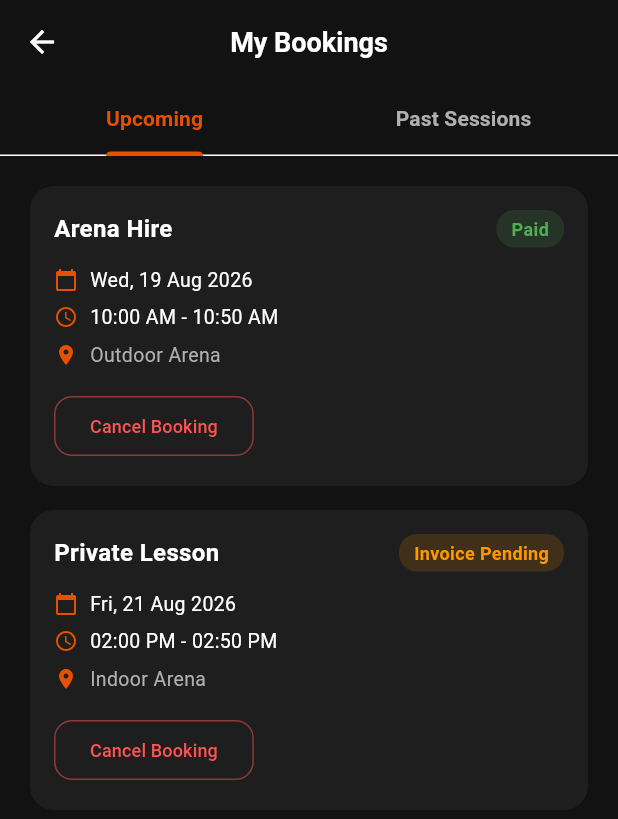
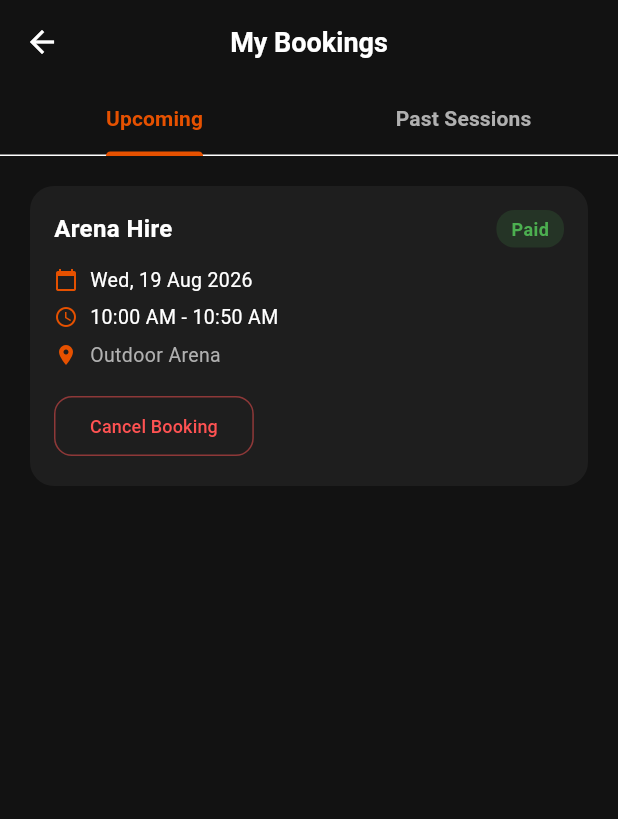
Before and after one commit to xoxo-bry01/April_Farm, a Flutter app: the MyBookingsScreen screen opened directly, on a phone screen of 412 x 824 dp. Shown: the top 819 px of the screen. Run offline on Flutter 3.47's test engine with Material 3 defaults, Android fonts, the phone set to English and light mode, and no system bars.

```diff
--- /dev/null
+++ b/devtools_options.yaml
@@ -0,0 +1,3 @@
+description: This file stores settings for Dart & Flutter DevTools.
+documentation: https://docs.flutter.dev/tools/devtools/extensions#configure-extension-enablement-states
+extensions:
--- a/lib/Screens/admin.dart
+++ b/lib/Screens/admin.dart
@@ -14,7 +14,7 @@ class _AdminScreenState extends State<AdminScreen> {
   final _notesController = TextEditingController();
 
   String _selectedService = 'Arena Hire';
-  String _selectedTime = '10:00 AM';
+  final String _selectedTime = '10:00 AM';
   bool _isSlotBlocked = false;
 
   final List<String> _services = [
--- a/lib/Screens/my_bookings_screen.dart
+++ b/lib/Screens/my_bookings_screen.dart
@@ -1,5 +1,7 @@
 import 'package:flutter/material.dart';
+import 'package:provider/provider.dart';
 import '../app_colours.dart';
+import '../providers/booking_provider.dart';
 
 class MyBookingsScreen extends StatefulWidget {
   const MyBookingsScreen({super.key});
@@ -10,37 +12,6 @@ class MyBookingsScreen extends StatefulWidget {
 
 class _MyBookingsScreenState extends State<MyBookingsScreen> with SingleTickerProviderStateMixin {
   late TabController _tabController;
-
-  // Mock data for upcoming & past bookings
-  final List<Map<String, String>> _upcomingBookings = [
-    {
-      'service': 'Arena Hire',
-      'date': 'Wed, 19 Aug 2026',
-      'time': '10:00 AM - 10:50 AM',
-      'arena': 'Outdoor Arena',
-      'status': 'Confirmed',
-      'payment': 'Paid',
-    },
-    {
-      'service': 'Private Lesson',
-      'date': 'Fri, 21 Aug 2026',
-      'time': '02:00 PM - 02:50 PM',
-      'arena': 'Indoor Arena',
-      'status': 'Confirmed',
-      'payment': 'Invoice Pending',
-    },
-  ];
-
-  final List<Map<String, String>> _pastBookings = [
-    {
-      'service': 'Group Lesson',
-      'date': 'Mon, 10 Aug 2026',
-      'time': '09:00 AM - 09:50 AM',
-      'arena': 'Dressage Ring',
-      'status': 'Completed',
-      'payment': 'Paid',
-    },
-  ];
 
   @override
   void initState() {
@@ -56,6 +27,10 @@ class _MyBookingsScreenState extends State<MyBookingsScreen> with SingleTickerPr
 
   @override
   Widget build(BuildContext context) {
+    // Listen directly to BookingProvider updates
+    final bookingProvider = Provider.of<BookingProvider>(context);
+    final upcomingBookings = bookingProvider.upcomingBookings;
+
     return Scaffold(
       backgroundColor: AppColors.background,
       appBar: AppBar(
@@ -83,18 +58,23 @@ class _MyBookingsScreenState extends State<MyBookingsScreen> with SingleTickerPr
       body: TabBarView(
         controller: _tabController,
         children: [
-          _buildBookingList(_upcomingBookings, isUpcoming: true),
-          _buildBookingList(_pastBookings, isUpcoming: false),
+          _buildUpcomingList(context, upcomingBookings),
+          const Center(
+            child: Text(
+              'No past sessions yet',
+              style: TextStyle(color: AppColors.textSecondary),
+            ),
+          ),
         ],
       ),
     );
   }
 
-  Widget _buildBookingList(List<Map<String, String>> bookings, {required bool isUpcoming}) {
+  Widget _buildUpcomingList(BuildContext context, List<BookingModel> bookings) {
     if (bookings.isEmpty) {
       return const Center(
         child: Text(
-          'No bookings found',
+          'No upcoming bookings found',
           style: TextStyle(color: AppColors.textSecondary),
         ),
       );
@@ -105,7 +85,7 @@ class _MyBookingsScreenState extends State<MyBookingsScreen> with SingleTickerPr
       itemCount: bookings.length,
       itemBuilder: (context, index) {
         final booking = bookings[index];
-        final isPaid = booking['payment'] == 'Paid';
+        final isPaid = booking.payment == 'Paid';
 
         return Container(
           margin: const EdgeInsets.only(bottom: 16),
@@ -121,7 +101,7 @@ class _MyBookingsScreenState extends State<MyBookingsScreen> with SingleTickerPr
                 mainAxisAlignment: MainAxisAlignment.spaceBetween,
                 children: [
                   Text(
-                    booking['service']!,
+                    booking.service,
                     style: const TextStyle(
                       color: AppColors.textPrimary,
                       fontWeight: FontWeight.bold,
@@ -137,7 +117,7 @@ class _MyBookingsScreenState extends State<MyBookingsScreen> with SingleTickerPr
                       borderRadius: BorderRadius.circular(12),
                     ),
                     child: Text(
-                      booking['payment']!,
+                      booking.payment,
                       style: TextStyle(
                         color: isPaid ? Colors.green : Colors.orange,
                         fontSize: 12,
@@ -153,7 +133,7 @@ class _MyBookingsScreenState extends State<MyBookingsScreen> with SingleTickerPr
                   const Icon(Icons.calendar_today, size: 16, color: AppColors.primaryOrange),
                   const SizedBox(width: 8),
                   Text(
-                    booking['date']!,
+                    booking.date,
                     style: const TextStyle(color: AppColors.textPrimary, fontSize: 13),
                   ),
                 ],
@@ -164,7 +144,7 @@ class _MyBookingsScreenState extends State<MyBookingsScreen> with SingleTickerPr
                   const Icon(Icons.access_time, size: 16, color: AppColors.primaryOrange),
                   const SizedBox(width: 8),
                   Text(
-                    booking['time']!,
+                    booking.time,
                     style: const TextStyle(color: AppColors.textPrimary, fontSize: 13),
                   ),
                 ],
@@ -175,18 +155,21 @@ class _MyBookingsScreenState extends State<MyBookingsScreen> with SingleTickerPr
                   const Icon(Icons.place, size: 16, color: AppColors.primaryOrange),
                   const SizedBox(width: 8),
                   Text(
-                    booking['arena']!,
+                    booking.arena,
                     style: const TextStyle(color: AppColors.textSecondary, fontSize: 13),
                   ),
                 ],
               ),
-              if (isUpcoming) ...[
               const SizedBox(height: 14),
               OutlinedButton(
                 onPressed: () {
+                  // Remove from Provider on cancel
+                  Provider.of<BookingProvider>(context, listen: false)
+                      .cancelBooking(booking.id);
+
                   ScaffoldMessenger.of(context).showSnackBar(
                     const SnackBar(
-                        content: Text('Cancellation request sent to owner.'),
+                      content: Text('Booking cancelled.'),
                       backgroundColor: AppColors.primaryOrange,
                     ),
                   );
@@ -203,7 +186,6 @@ class _MyBookingsScreenState extends State<MyBookingsScreen> with SingleTickerPr
                 ),
               ),
             ],
-            ],
           ),
         );
       },
--- /dev/null
+++ b/lib/providers/booking_provider.dart
@@ -0,0 +1,64 @@
+import 'package:flutter/material.dart';
+
+class BookingModel {
+  final String id;
+  final String service;
+  final String date;
+  final String time;
+  final String arena;
+  final String status;
+  final String payment;
+
+  BookingModel({
+    required this.id,
+    required this.service,
+    required this.date,
+    required this.time,
+    required this.arena,
+    required this.status,
+    required this.payment,
+  });
+}
+
+class BookingProvider extends ChangeNotifier {
+  final List<BookingModel> _upcomingBookings = [
+    BookingModel(
+      id: '1',
+      service: 'Arena Hire',
+      date: 'Wed, 19 Aug 2026',
+      time: '10:00 AM - 10:50 AM',
+      arena: 'Outdoor Arena',
+      status: 'Confirmed',
+      payment: 'Paid',
+    ),
+  ];
+
+  List<BookingModel> get upcomingBookings => List.unmodifiable(_upcomingBookings);
+
+  // Method to add a new booking dynamically
+  void addBooking({
+    required String service,
+    required String date,
+    required String time,
+    String arena = 'Main Arena',
+  }) {
+    final newBooking = BookingModel(
+      id: DateTime.now().millisecondsSinceEpoch.toString(),
+      service: service,
+      date: date,
+      time: time,
+      arena: arena,
+      status: 'Confirmed',
+      payment: 'Paid',
+    );
+
+    _upcomingBookings.insert(0, newBooking);
+    notifyListeners(); // Automatically rebuilds listening screens!
+  }
+
+  // Method to cancel a booking
+  void cancelBooking(String id) {
+    _upcomingBookings.removeWhere((booking) => booking.id == id);
+    notifyListeners();
+  }
+}
--- a/pubspec.yaml
+++ b/pubspec.yaml
@@ -10,6 +10,7 @@ environment:
 dependencies:
   flutter:
     sdk: flutter
+  provider: ^6.1.2
 
   cupertino_icons: ^1.0.8
   supabase_flutter: ^2.8.0
```
Also changed, not shown: lib/Screens/calenda_screen.dart (+27 -12 lines), lib/main.dart (+12 -9 lines), pubspec.lock. Lines whose indentation alone changed are shown as unchanged.
